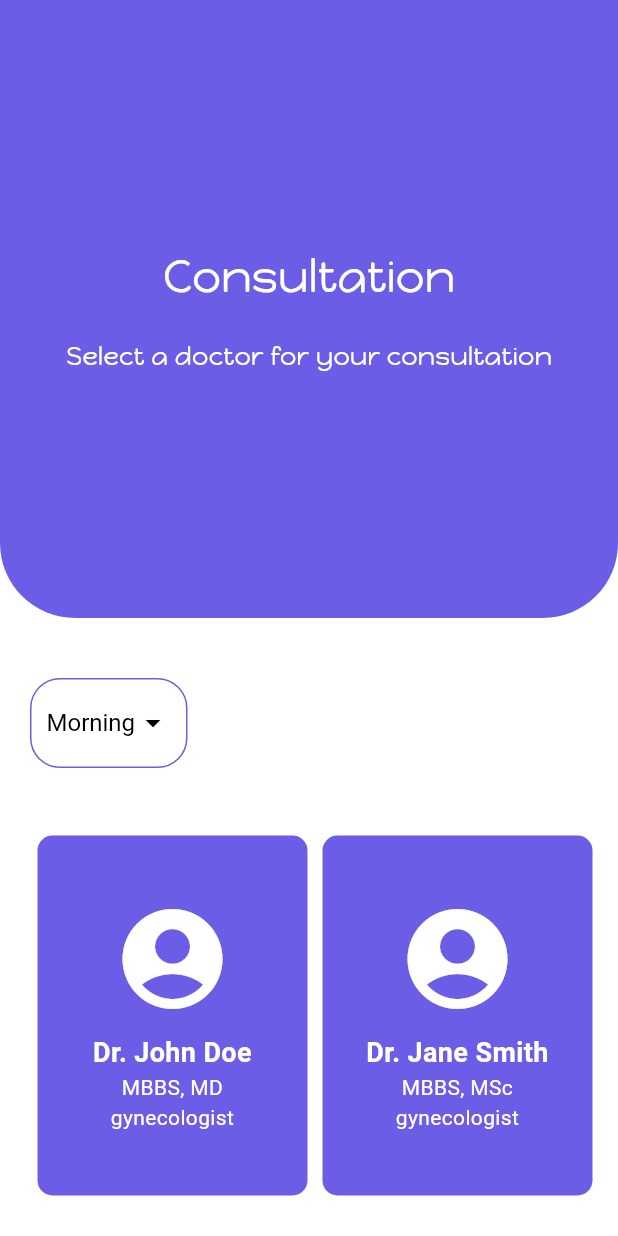
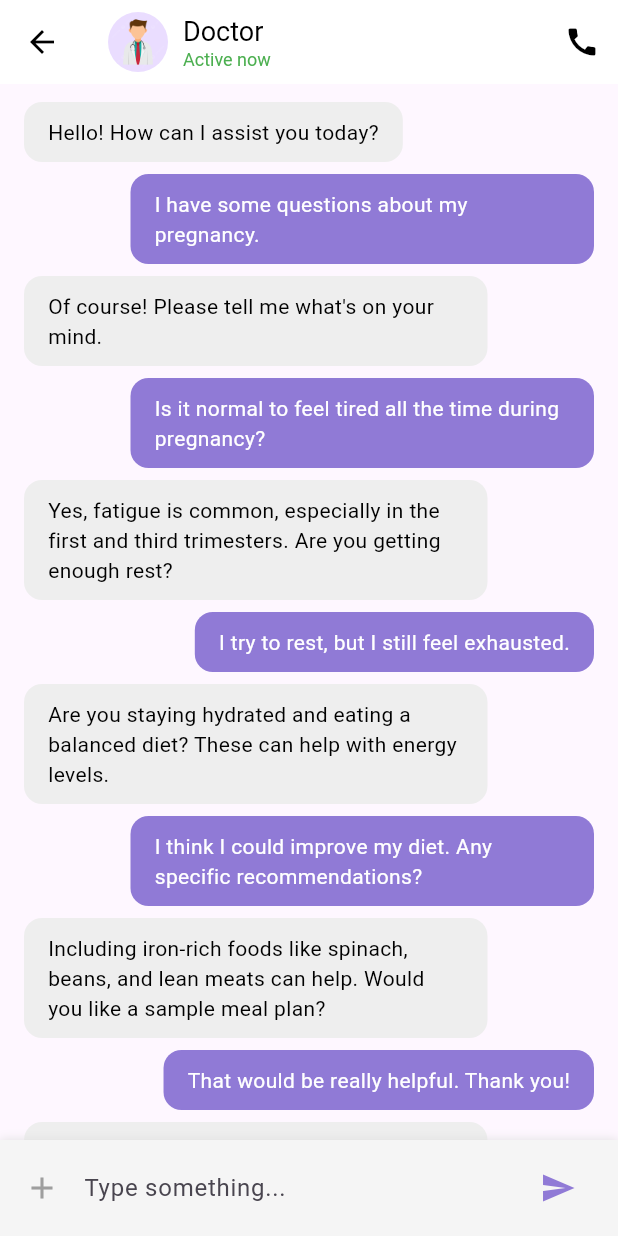
Before and after one commit to aqsa890/maternity_hub, a Flutter app: the DoctorConsultationScreen screen opened directly, after a tap on "Dr. John Doe", on a phone screen of 412 x 824 dp. Run offline on Flutter 3.47's test engine with Material 3 defaults, Android fonts, the phone set to English and light mode, and no system bars; our stand-ins replace firebase_auth, firebase_core, firebase_database, flutter_local_notifications, timezone; accounts and stored records are empty.

Commit message:
Your message about the changes

```diff
--- a/lib/chatbot/static_chatscreen.dart
+++ b/lib/chatbot/static_chatscreen.dart
@@ -0,0 +1,178 @@
+import 'package:flutter/material.dart';
+import 'package:meternity_hub/screens/chatscreens/consultation.dart';
+
+class ChatScreen extends StatelessWidget {
+  const ChatScreen({super.key});
+
+  @override
+  Widget build(BuildContext context) {
+    return Scaffold(
+      appBar: AppBar(
+        backgroundColor: Colors.white,
+        elevation: 0,
+        leading: IconButton(
+          icon: const Icon(Icons.arrow_back, color: Colors.black),
+          onPressed: () {
+            // Handle back action
+            Navigator.push(
+                context,
+                MaterialPageRoute(
+                    builder: (context) => DoctorConsultationScreen()));
+          },
+        ),
+        title: Row(
+          children: [
+            const CircleAvatar(
+              backgroundImage: AssetImage('images/doc.png'),
+            ),
+            const SizedBox(width: 10),
+            Column(
+              crossAxisAlignment: CrossAxisAlignment.start,
+              children: const [
+                Text(
+                  "Doctor",
+                  style: TextStyle(color: Colors.black, fontSize: 18),
+                ),
+                Text(
+                  "Active now",
+                  style: TextStyle(color: Colors.green, fontSize: 12),
+                ),
+              ],
+            ),
+          ],
+        ),
+        actions: [
+          IconButton(
+            icon: const Icon(Icons.call, color: Colors.black),
+            onPressed: () {
+              // Handle call action
+            },
+          ),
+        ],
+      ),
+      body: Column(
+        children: [
+          Expanded(
+            child: ListView(
+              padding: const EdgeInsets.all(8.0),
+              children: const [
+                MessageBubble(
+                  message: "Hello! How can I assist you today?",
+                  isUser: false,
+                ),
+                MessageBubble(
+                  message: "I have some questions about my pregnancy.",
+                  isUser: true,
+                ),
+                MessageBubble(
+                  message: "Of course! Please tell me what's on your mind.",
+                  isUser: false,
+                ),
+                MessageBubble(
+                  message:
+                      "Is it normal to feel tired all the time during pregnancy?",
+                  isUser: true,
+                ),
+                MessageBubble(
+                  message:
+                      "Yes, fatigue is common, especially in the first and third trimesters. Are you getting enough rest?",
+                  isUser: false,
+                ),
+                MessageBubble(
+                  message: "I try to rest, but I still feel exhausted.",
+                  isUser: true,
+                ),
+                MessageBubble(
+                  message:
+                      "Are you staying hydrated and eating a balanced diet? These can help with energy levels.",
+                  isUser: false,
+                ),
+                MessageBubble(
+                  message:
+                      "I think I could improve my diet. Any specific recommendations?",
+                  isUser: true,
+                ),
+                MessageBubble(
+                  message:
+                      "Including iron-rich foods like spinach, beans, and lean meats can help. Would you like a sample meal plan?",
+                  isUser: false,
+                ),
+                MessageBubble(
+                  message: "That would be really helpful. Thank you!",
+                  isUser: true,
+                ),
+                MessageBubble(
+                  message:
+                      "You're welcome! I'll share a simple guide to a pregnancy-friendly diet.",
+                  isUser: false,
+                ),
+              ],
+            ),
+          ),
+          _buildMessageInput(),
+        ],
+      ),
+    );
+  }
+
+  Widget _buildMessageInput() {
+    return Container(
+      padding: const EdgeInsets.symmetric(horizontal: 16, vertical: 8),
+      decoration: BoxDecoration(
+        color: Colors.grey.shade100,
+        boxShadow: [BoxShadow(color: Colors.grey.shade300, blurRadius: 5)],
+      ),
+      child: Row(
+        children: [
+          const Icon(Icons.add, color: Colors.grey),
+          const SizedBox(width: 16),
+          const Expanded(
+            child: TextField(
+              decoration: InputDecoration(
+                hintText: "Type something...",
+                border: InputBorder.none,
+              ),
+            ),
+          ),
+          IconButton(
+            icon: const Icon(Icons.send, color: Color(0xFF907AD6)),
+            onPressed: () {
+              // No action needed for static screen
+            },
+          ),
+        ],
+      ),
+    );
+  }
+}
+
+class MessageBubble extends StatelessWidget {
+  final String message;
+  final bool isUser;
+
+  const MessageBubble({super.key, required this.message, required this.isUser});
+
+  @override
+  Widget build(BuildContext context) {
+    return Align(
+      alignment: isUser ? Alignment.centerRight : Alignment.centerLeft,
+      child: Container(
+        margin: const EdgeInsets.symmetric(vertical: 4.0, horizontal: 8.0),
+        padding: const EdgeInsets.symmetric(vertical: 10.0, horizontal: 16.0),
+        decoration: BoxDecoration(
+          color: isUser ? const Color(0xFF907AD6) : Colors.grey.shade200,
+          borderRadius: BorderRadius.circular(12),
+        ),
+        constraints: BoxConstraints(
+          maxWidth: MediaQuery.of(context).size.width * 0.75,
+        ),
+        child: Text(
+          message,
+          style: TextStyle(
+            color: isUser ? Colors.white : Colors.black,
+          ),
+        ),
+      ),
+    );
+  }
+}
--- a/lib/screens/AuthScreen.dart
+++ b/lib/screens/AuthScreen.dart
@@ -293,7 +293,7 @@ class _AuthscreenState extends State<Authscreen> {
                       height: 50,
                       width: 150,
                       decoration: BoxDecoration(
-                        color: const Color(0xff5a189a),
+                        color: const Color(0xFF6B5DE6),
                         borderRadius: BorderRadius.circular(10),
                       ),
                       child: const Center(
@@ -313,7 +313,7 @@ class _AuthscreenState extends State<Authscreen> {
                       height: 50,
                       width: 150,
                       decoration: BoxDecoration(
-                        color: const Color(0xff5a189a),
+                        color: const Color(0xFF6B5DE6),
                         borderRadius: BorderRadius.circular(10),
                       ),
                       child: const Center(
--- a/lib/screens/chatscreens/consultation.dart
+++ b/lib/screens/chatscreens/consultation.dart
@@ -1,4 +1,7 @@
 import 'package:flutter/material.dart';
+import 'package:meternity_hub/chatbot/chatbot.dart';
+import 'package:meternity_hub/chatbot/static_chatscreen.dart';
+import 'package:meternity_hub/screens/MainOptional.dart';
 
 class DoctorConsultationScreen extends StatefulWidget {
   const DoctorConsultationScreen({super.key});
@@ -63,6 +66,10 @@ class _DoctorConsultationScreenState extends State<DoctorConsultationScreen> {
             const SizedBox(height: 40),
             _buildDoctorList(_selectedShift),
             SizedBox(
+              height: 30,
+            ),
+            _bot(context),
+            SizedBox(
               height: 50,
             )
           ],
@@ -72,7 +79,12 @@ class _DoctorConsultationScreenState extends State<DoctorConsultationScreen> {
   }
 
   Widget _buildHeader() {
-    return Container(
+    return GestureDetector(
+      onTap: () {
+        Navigator.push(
+            context, MaterialPageRoute(builder: (context) => Mainoptional()));
+      },
+      child: Container(
         height: MediaQuery.of(context).size.height * 0.5,
         width: double.infinity,
         decoration: const BoxDecoration(
@@ -88,6 +100,15 @@ class _DoctorConsultationScreenState extends State<DoctorConsultationScreen> {
             mainAxisAlignment: MainAxisAlignment.center,
             crossAxisAlignment: CrossAxisAlignment.center,
             children: [
+              Row(
+                children: [
+                  Icon(
+                    Icons.arrow_back,
+                    color: Colors.white,
+                  ),
+                  SizedBox(
+                    width: 44,
+                  ),
                   Text(
                     'Consultation',
                     style: TextStyle(
@@ -96,6 +117,8 @@ class _DoctorConsultationScreenState extends State<DoctorConsultationScreen> {
                       fontFamily: 'Heading2',
                       fontWeight: FontWeight.w500,
                     ),
+                  ),
+                ],
               ),
               SizedBox(height: 20),
               Text(
@@ -107,6 +130,7 @@ class _DoctorConsultationScreenState extends State<DoctorConsultationScreen> {
                 ),
               ),
             ],
+          ),
         ),
       ),
     );
@@ -200,7 +224,10 @@ class DoctorCard extends StatelessWidget {
   @override
   Widget build(BuildContext context) {
     return GestureDetector(
-      onTap: () {},
+      onTap: () {
+        Navigator.push(
+            context, MaterialPageRoute(builder: (context) => ChatScreen()));
+      },
       child: Container(
         height: 240,
         width: 180,
@@ -252,3 +279,19 @@ class DoctorCard extends StatelessWidget {
     );
   }
 }
+
+Widget _bot(BuildContext context) {
+  return FloatingActionButton(
+    onPressed: () {
+      Navigator.push(
+        context,
+        MaterialPageRoute(builder: (context) => ChatbotScreen()),
+      );
+    },
+    child: const Icon(
+      Icons.computer,
+      color: Colors.white,
+    ),
+    backgroundColor: const Color(0xFF6B5DE6),
+  );
+}
```
Also changed, not shown: lib/chatbot/chatbot.dart (+114 -0 lines), lib/screens/precaution_screens/options.dart (+10 -1 lines), 1 other file. Lines whose indentation alone changed are shown as unchanged.
